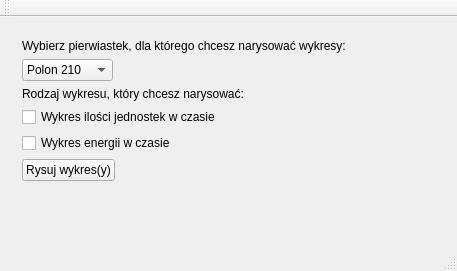
Qt form mainwindow.ui (ssysek/rozpadd) before a commit.
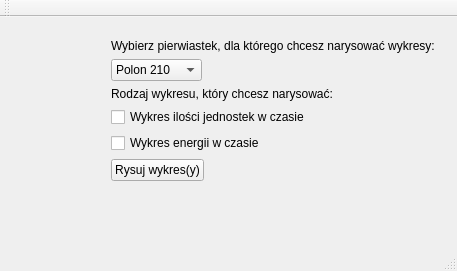
The same form after that commit.

The edit to the form file:
```diff
--- a/mainwindow.ui
+++ b/mainwindow.ui
@@ -95,6 +95,19 @@
       </layout>
      </widget>
     </item>
+    <item row="0" column="0">
+     <spacer name="horizontalSpacer">
+      <property name="orientation">
+       <enum>Qt::Horizontal</enum>
+      </property>
+      <property name="sizeHint" stdset="0">
+       <size>
+        <width>40</width>
+        <height>20</height>
+       </size>
+      </property>
+     </spacer>
+    </item>
    </layout>
   </widget>
   <widget class="QToolBar" name="mainToolBar">
```
